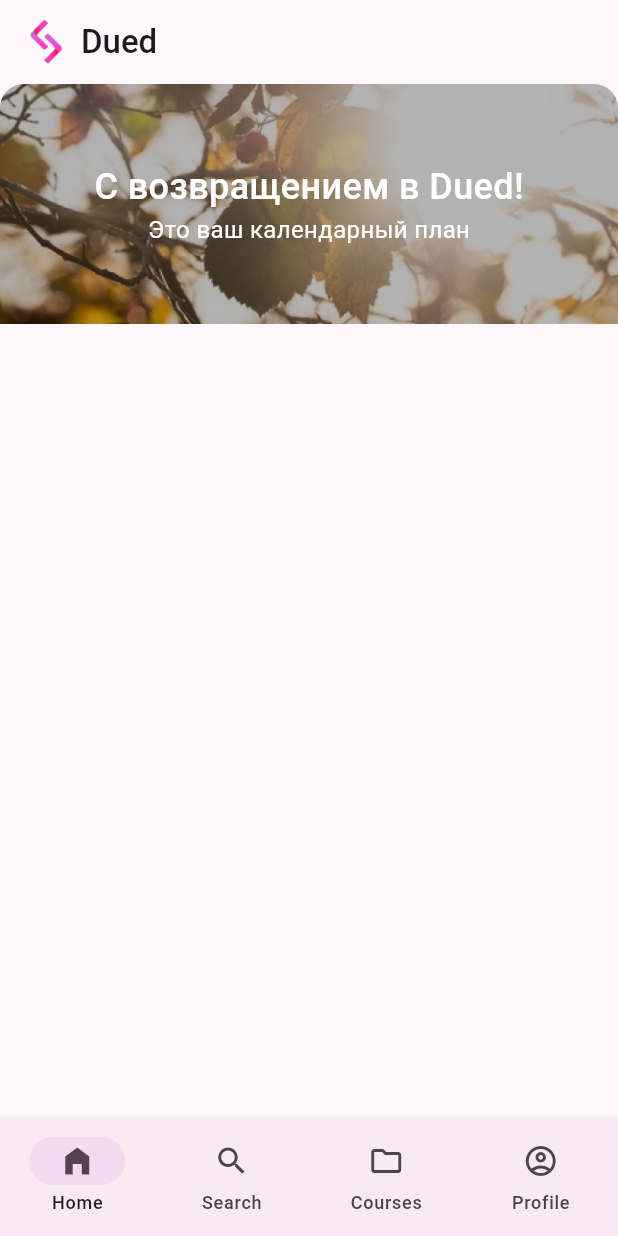
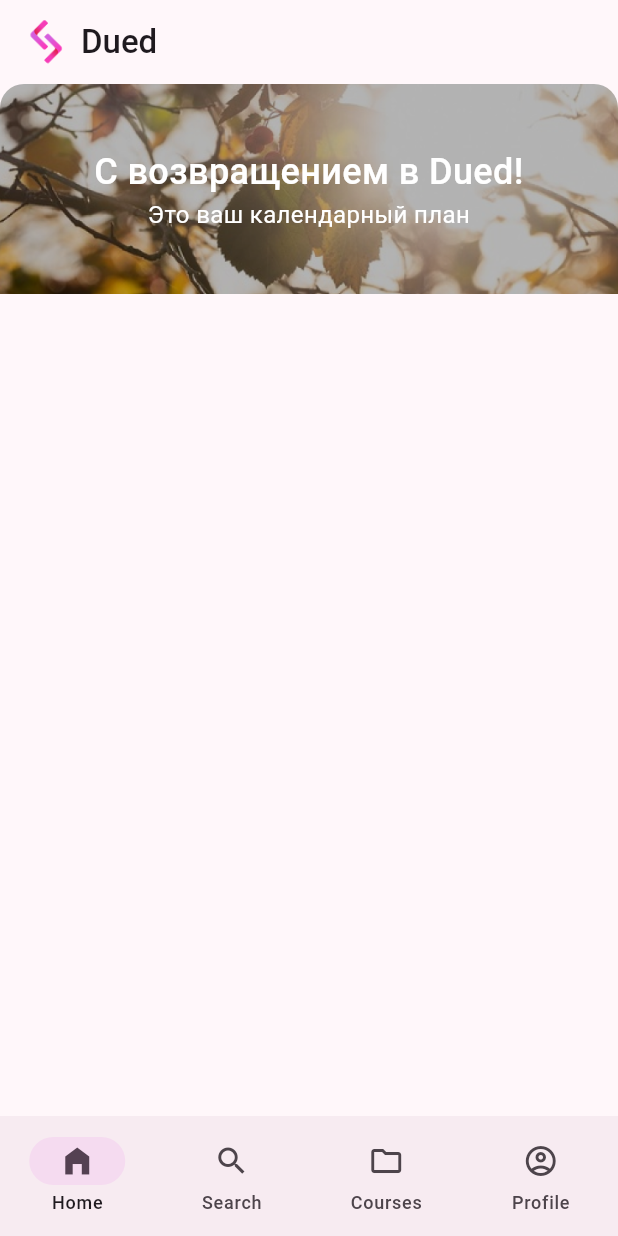
Before and after one commit to Snedson/dued-mobile, a Flutter app: the screen it shows after launch, on a phone screen of 412 x 824 dp. Run offline on Flutter 3.47's test engine with Material 3 defaults, Android fonts, the phone set to English and light mode, and no system bars; our stand-ins replace dio, equatable, flutter_bloc, freezed_annotation, get_it, pretty_dio_logger and 1 more; generated files the repository leaves out were written again.

Commit message:
adds dued_header widget

```diff
--- a/lib/presentation/pages/home_page.dart
+++ b/lib/presentation/pages/home_page.dart
@@ -1,38 +1,18 @@
 import 'package:flutter/material.dart';
+import 'package:snedson_dued/presentation/widgets/dued_header.dart';
 
 class HomePage extends StatelessWidget {
   const HomePage({super.key});
 
   @override
   Widget build(BuildContext context) {
-    return Scaffold(
+    return const Scaffold(
       body: Column(
         children: [
-          Stack(
-            alignment: Alignment.center,
-            children: [
-              ClipRRect(
-                borderRadius: const BorderRadius.vertical(top: Radius.circular(16)),
-                child: Image.asset(
-                  'assets/images/welcome_bg.png',
-                  fit: BoxFit.cover,
-                  height: 160,
-                ),
-              ),
-              const Column(
-                children: [
-                  Text(
-                    'С возвращением в Dued!',
-                    style: TextStyle(color: Colors.white, fontSize: 24, fontWeight: FontWeight.w500),
-                  ),
-                  Text(
-                    'Это ваш календарный план',
-                    style: TextStyle(color: Colors.white, fontSize: 16),
-                  ),
-                ],
-              ),
-            ],
-          )
+          DuedHeader(
+            title: 'С возвращением в Dued!',
+            subtitle: 'Это ваш календарный план',
+          ),
         ],
       ),
     );
--- /dev/null
+++ b/lib/presentation/widgets/dued_header.dart
@@ -0,0 +1,40 @@
+import 'package:flutter/material.dart';
+
+class DuedHeader extends StatelessWidget {
+  const DuedHeader({super.key, required this.title, this.subtitle});
+
+  final String title;
+  final String? subtitle;
+
+  @override
+  Widget build(BuildContext context) {
+    return Stack(
+      alignment: Alignment.center,
+      children: [
+        ClipRRect(
+          borderRadius: const BorderRadius.vertical(top: Radius.circular(16)),
+          child: Image.asset(
+            'assets/images/welcome_bg.png',
+            fit: BoxFit.cover,
+            height: 140,
+          ),
+        ),
+        Column(
+          children: [
+            Text(
+              title,
+              style: const TextStyle(color: Colors.white, fontSize: 24, fontWeight: FontWeight.w500),
+              textAlign: TextAlign.center,
+            ),
+            if (subtitle != null)
+              Text(
+                subtitle!,
+                style: const TextStyle(color: Colors.white, fontSize: 16),
+                textAlign: TextAlign.center,
+              ),
+          ],
+        ),
+      ],
+    );
+  }
+}
```
